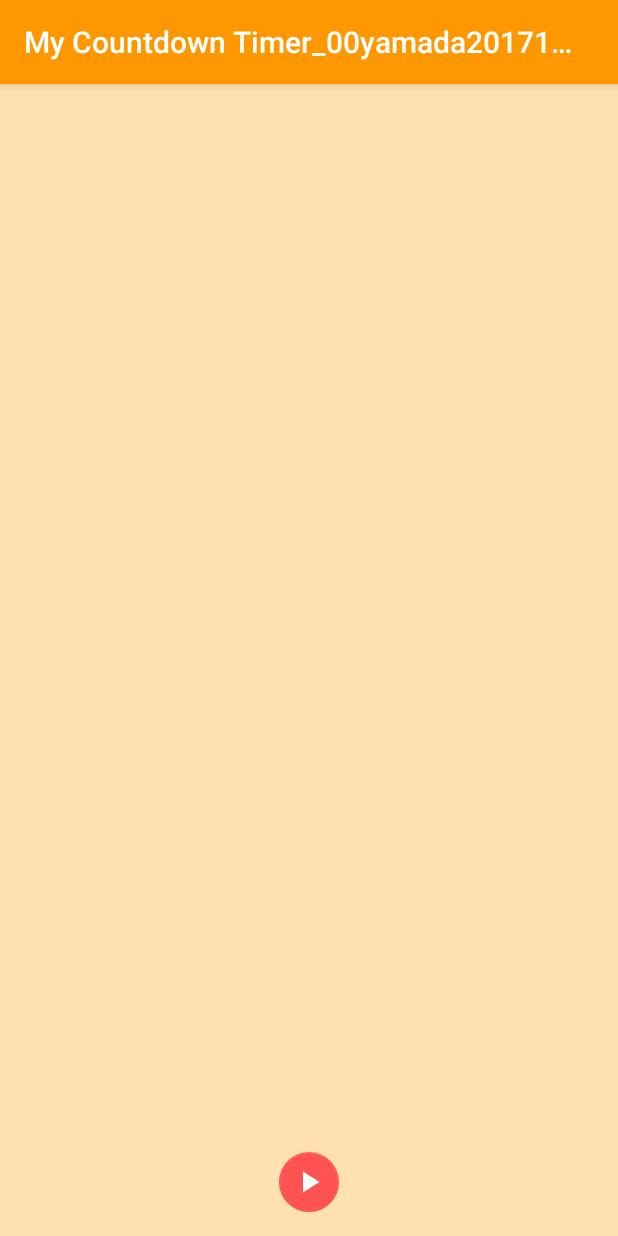
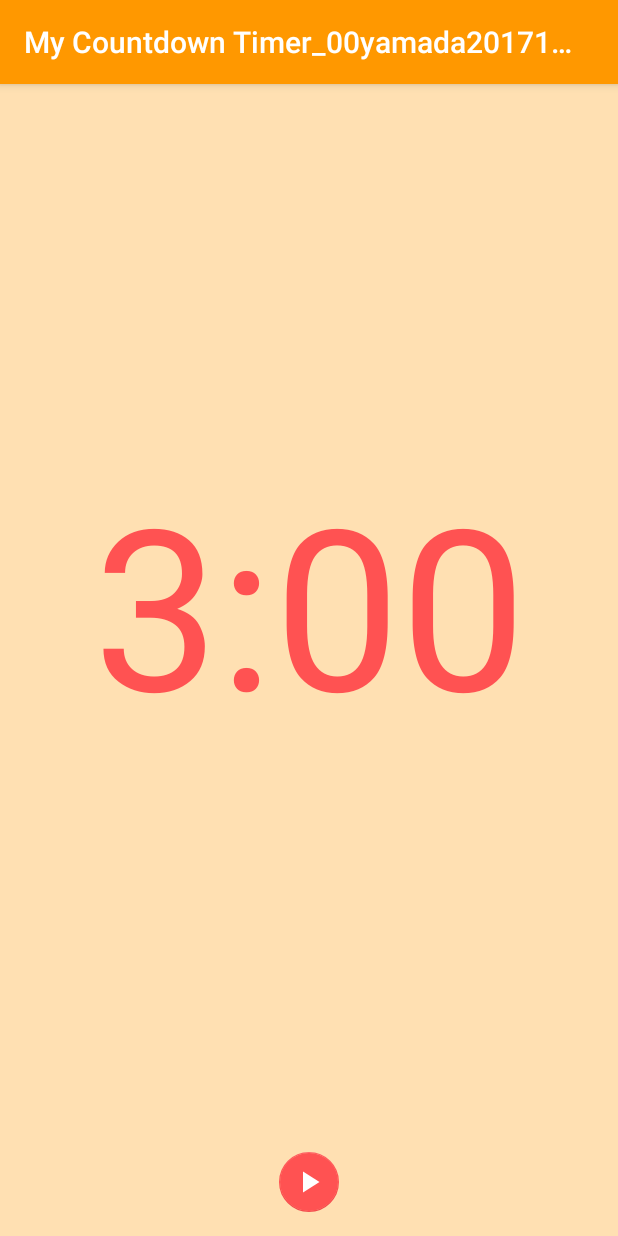
Before and after one commit to t7m3/MyCountdownTimer_00yamada20171119, an Android app: the screen it shows after launch (MainActivity), on a phone screen of 412 x 824 dp. Run offline under Robolectric (Android 15) with nearby library versions, the phone set to English and light mode, and no system bars.

Commit message:
2017-11-20の２回目コミット

```diff
--- a/app/src/main/java/com/example/njc_t1/mycountdowntimer_00yamada20171119/MainActivity.java
+++ b/app/src/main/java/com/example/njc_t1/mycountdowntimer_00yamada20171119/MainActivity.java
@@ -5,6 +5,7 @@ import android.os.Bundle;
 import android.os.CountDownTimer;
 import android.support.design.widget.FloatingActionButton;
 import android.support.v7.app.AppCompatActivity;
+import android.view.View;
 import android.widget.TextView;
 
 public class MainActivity extends AppCompatActivity {
@@ -50,9 +51,29 @@ public class MainActivity extends AppCompatActivity {
     }
 
     @Override
+    //起動時に自動実行されるメソッド
     protected void onCreate(Bundle savedInstanceState) {
-        super.onCreate(savedInstanceState);
-        setContentView(R.layout.activity_main);
+        super.onCreate(savedInstanceState); //親クラスのコンストラクタを呼び出す
+        setContentView(R.layout.activity_main); //activity_mainを表示する。
+
+        mTimerText = (TextView) findViewById(R.id.timer_text); //TextViewの参照値を取得する。findViewById()メソッドで。
+        mTimerText.setText("3:00"); //TextViewの表示の初期値の設定
+        mTimer = new MyCountDownTimer(1* 60 * 1000, 100); //タイマのインスタンスの生成
+    }
+
+    public void onClick(View v) {
+
+        mFab = (FloatingActionButton) findViewById(R.id.play_stop);
+                        //FloatingActionButtonの参照値を取得する。findViewById()メソッドで。
+        if (mTimer.isRunning) { //タイマが動作中なら
+            mTimer.isRunning = false;
+            mTimer.cancel();         //タイマを止める
+            mFab.setImageResource(R.drawable.ic_play_arrow_black_24dp); //ボタンをplayに変える
+        } else {                 //タイマが停止中なら
+            mTimer.isRunning = true;
+            mTimer.start();         //タイマをスタートさせる
+            mFab.setImageResource(R.drawable.ic_stop_black_24dp); //ボタンをstopに変える
+        }
     }
 
 }
--- a/app/src/main/res/layout/activity_main.xml
+++ b/app/src/main/res/layout/activity_main.xml
@@ -10,15 +10,16 @@
         android:id="@+id/play_stop"
         android:layout_width="wrap_content"
         android:layout_height="wrap_content"
+        android:layout_marginBottom="16dp"
         android:clickable="true"
+        android:onClick="onClick"
         android:tint="@android:color/white"
         app:elevation="0dp"
         app:fabSize="mini"
+        app:layout_constraintBottom_toBottomOf="parent"
         app:layout_constraintLeft_toLeftOf="parent"
         app:layout_constraintRight_toRightOf="parent"
-        app:srcCompat="@drawable/ic_play_arrow_black_24dp"
-        app:layout_constraintBottom_toBottomOf="parent"
-        android:layout_marginBottom="16dp" />
+        app:srcCompat="@drawable/ic_play_arrow_black_24dp" />
 
     <TextView
         android:id="@+id/timer_text"
@@ -32,5 +33,6 @@
         app:layout_constraintTop_toTopOf="parent"
         tools:text="3:00"
         android:layout_marginBottom="8dp"
-        app:layout_constraintBottom_toTopOf="@+id/play_stop" />
+        app:layout_constraintBottom_toTopOf="@+id/play_stop"
+        app:layout_constraintVertical_bias="0.488" />
 </android.support.constraint.ConstraintLayout>
```
